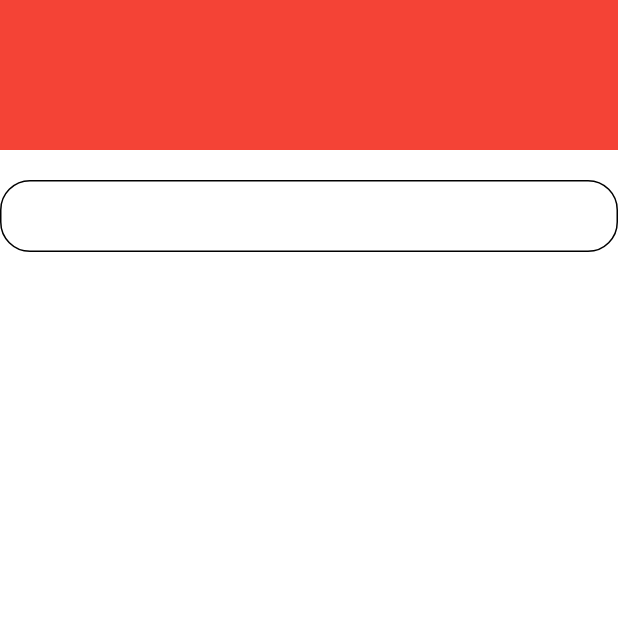
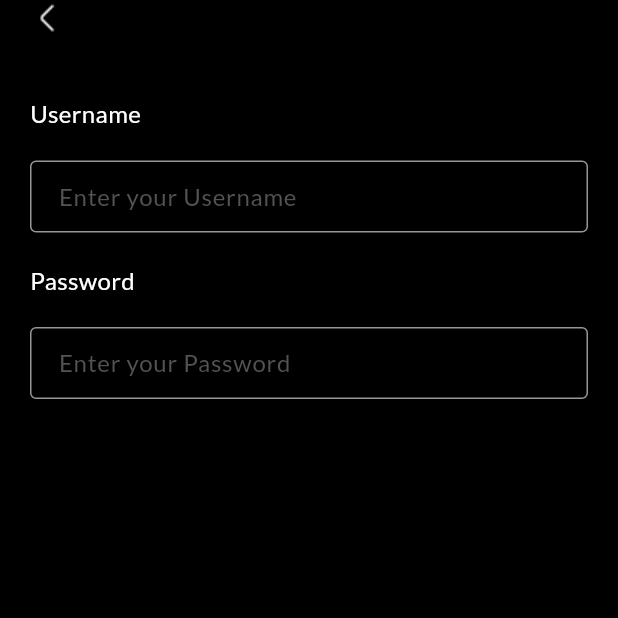
Before and after one commit to Osinmen/todolistApp, a Flutter app: the screen it shows after launch, on a phone screen of 412 x 824 dp, the top half of it. Run offline on Flutter 3.47's test engine with Material 3 defaults, Android fonts, the phone set to English and light mode, and no system bars; our stand-ins replace smooth_page_indicator.

Commit message:
made some changes

```diff
--- a/lib/Pages/createAccount.dart
+++ b/lib/Pages/createAccount.dart
@@ -40,15 +40,15 @@ class _CreateAccountState extends State<CreateAccount> {
               child: Container(
                 height: MediaQuery.of(context).size.width * 0.1,
                 width: MediaQuery.of(context).size.width,
+                decoration: BoxDecoration(
+                  color: const Color(0xFF8875FF),
+                  borderRadius: BorderRadius.circular(5),
+                ),
                 child: Center(
                   child: Text(
                     "LOGIN",
                     style: Appstyle.stylefaint16(context),
                   ),
-                ),
-                decoration: BoxDecoration(
-                  color: const Color(0xFF8875FF),
-                  borderRadius: BorderRadius.circular(5),
                 ),
               ),
             ),
@@ -59,17 +59,16 @@ class _CreateAccountState extends State<CreateAccount> {
               child: Container(
                 height: MediaQuery.of(context).size.width * 0.1,
                 width: MediaQuery.of(context).size.width,
+                decoration: BoxDecoration(
+                    color: Colors.black,
+                    borderRadius: BorderRadius.circular(5),
+                    border: Border.all(color: AppPrimaryColor, width: 2.0)),
                 child: Center(
                   child: Text(
                     "CREATE ACCOUNT",
                     style: Appstyle.stylefaint16(context),
                   ),
                 ),
-                decoration: BoxDecoration(
-                    color: Colors.black,
-                    borderRadius: BorderRadius.circular(5),
-                    border:
-                        Border.all(color: const Color(0xFF8875FF), width: 2.0)),
               ),
             ),
           ],
--- /dev/null
+++ b/lib/Pages/loginPage.dart
@@ -0,0 +1,43 @@
+import 'package:flutter/material.dart';
+import 'package:todolistapp/Widgets/textFieldpage.dart';
+import 'package:todolistapp/appStyle/appStyle.dart';
+
+class Loginpage extends StatefulWidget {
+  const Loginpage({super.key});
+
+  @override
+  State<Loginpage> createState() => _LoginpageState();
+}
+
+class _LoginpageState extends State<Loginpage> {
+  @override
+  Widget build(BuildContext context) {
+    return Scaffold(
+      backgroundColor: Colors.black,
+      body: Padding(
+        padding: const EdgeInsets.symmetric(
+          horizontal: 20,
+        ),
+        child: Column(
+          crossAxisAlignment: CrossAxisAlignment.start,
+          children: <Widget>[
+            Image.asset("assets/arrow-left.png"),
+            const SizedBox(
+              height: 40,
+            ),
+            Text(
+              "Username",
+              style: Appstyle.styleRegular16(context),
+            ),
+            CustomTextFormField(hintText: "Enter your Username "),
+            Text(
+              "Password",
+              style: Appstyle.styleRegular16(context),
+            ),
+            CustomPasswordField(hintText: "Enter your Password")
+          ],
+        ),
+      ),
+    );
+  }
+}
--- /dev/null
+++ b/lib/Pages/splashScreen.dart
@@ -0,0 +1,20 @@
+import 'package:flutter/material.dart';
+
+class Splashscreen extends StatefulWidget {
+  const Splashscreen({super.key});
+
+  @override
+  State<Splashscreen> createState() => _SplashscreenState();
+}
+
+class _SplashscreenState extends State<Splashscreen> {
+  @override
+  Widget build(BuildContext context) {
+    return Scaffold(
+      backgroundColor: Colors.black,
+      body: Center(
+        child: Image.asset("assets/mainLogo.png"),
+      ),
+    );
+  }
+}
--- /dev/null
+++ b/lib/Widgets/textFieldpage.dart
@@ -0,0 +1,66 @@
+import 'package:flutter/material.dart';
+import 'package:todolistapp/appStyle/appStyle.dart';
+
+class CustomTextFormField extends StatelessWidget {
+  String hintText;
+
+  CustomTextFormField({super.key, required this.hintText});
+
+  @override
+  Widget build(BuildContext context) {
+    return Padding(
+      padding: const EdgeInsets.symmetric(vertical: 20),
+      child: TextFormField(
+        decoration: InputDecoration(
+          hintText: hintText,
+          hintStyle: Appstyle.styletextField16(context),
+          contentPadding: const EdgeInsets.only(left: 15),
+          border: InputBorder.none,
+          enabledBorder: outlineInputBorder(),
+          focusedBorder: outlineInputBorder(),
+        ),
+      ),
+    );
+  }
+
+  // this is the function that is returned to the enabled border property
+  OutlineInputBorder outlineInputBorder() {
+    return OutlineInputBorder(
+        borderRadius: BorderRadius.circular(4),
+        borderSide: BorderSide(
+          color: borderColor,
+        ));
+  }
+}
+
+// for the password field,`
+class CustomPasswordField extends StatelessWidget {
+  CustomPasswordField({super.key, required this.hintText});
+  String hintText;
+
+  @override
+  Widget build(BuildContext context) {
+    return Padding(
+      padding: const EdgeInsets.symmetric(vertical: 20),
+      child: TextFormField(
+        obscureText: true,
+        decoration: InputDecoration(
+          hintText: hintText,
+          hintStyle: Appstyle.styletextField16(context),
+          contentPadding: const EdgeInsets.only(left: 15),
+          border: InputBorder.none,
+          enabledBorder: outlineInputBorder(),
+          focusedBorder: outlineInputBorder(),
+        ),
+      ),
+    );
+  }
+
+  OutlineInputBorder outlineInputBorder() {
+    return OutlineInputBorder(
+        borderRadius: BorderRadius.circular(4),
+        borderSide: BorderSide(
+          color: borderColor,
+        ));
+  }
+}
--- a/lib/appStyle/appStyle.dart
+++ b/lib/appStyle/appStyle.dart
@@ -34,4 +34,16 @@ class Appstyle {
         fontSize: 16,
         fontWeight: FontWeight.w100);
   }
+
+  //static TextStyle styleregula
+  static TextStyle styletextField16(context) {
+    return TextStyle(
+        color: const Color(0xFF535353),
+        fontSize: 16,
+        fontWeight: FontWeight.w200,
+        fontFamily: "Lato");
+  }
 }
+
+Color AppPrimaryColor = const Color(0xFF8875FF);
+Color borderColor = const Color(0xff979797);
--- a/lib/main.dart
+++ b/lib/main.dart
@@ -1,5 +1,7 @@
 import 'package:flutter/material.dart';
 import 'package:todolistapp/Pages/createAccount.dart';
+import 'package:todolistapp/Pages/loginPage.dart';
+import 'package:todolistapp/Pages/splashScreen.dart';
 import 'package:todolistapp/Pages/test.dart';
 
 void main() {
@@ -19,7 +21,7 @@ class MyApp extends StatelessWidget {
         colorScheme: ColorScheme.fromSeed(seedColor: Colors.deepPurple),
         useMaterial3: true,
       ),
-      home: Test(),
+      home: const Loginpage(),
     );
   }
 }
```
